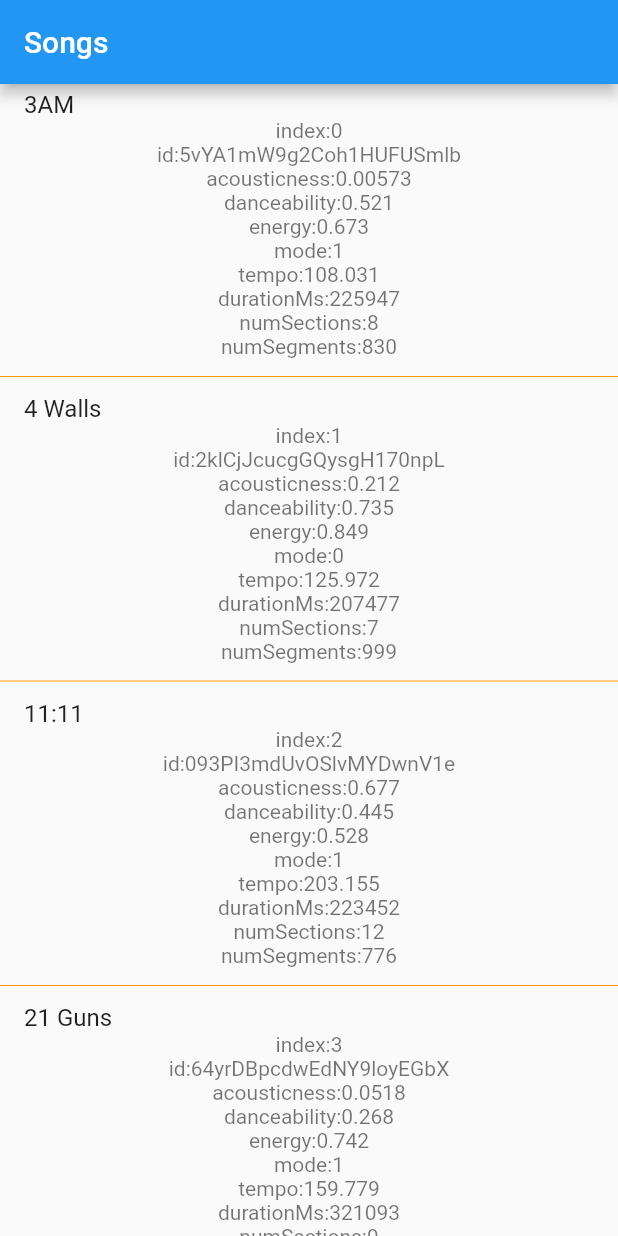
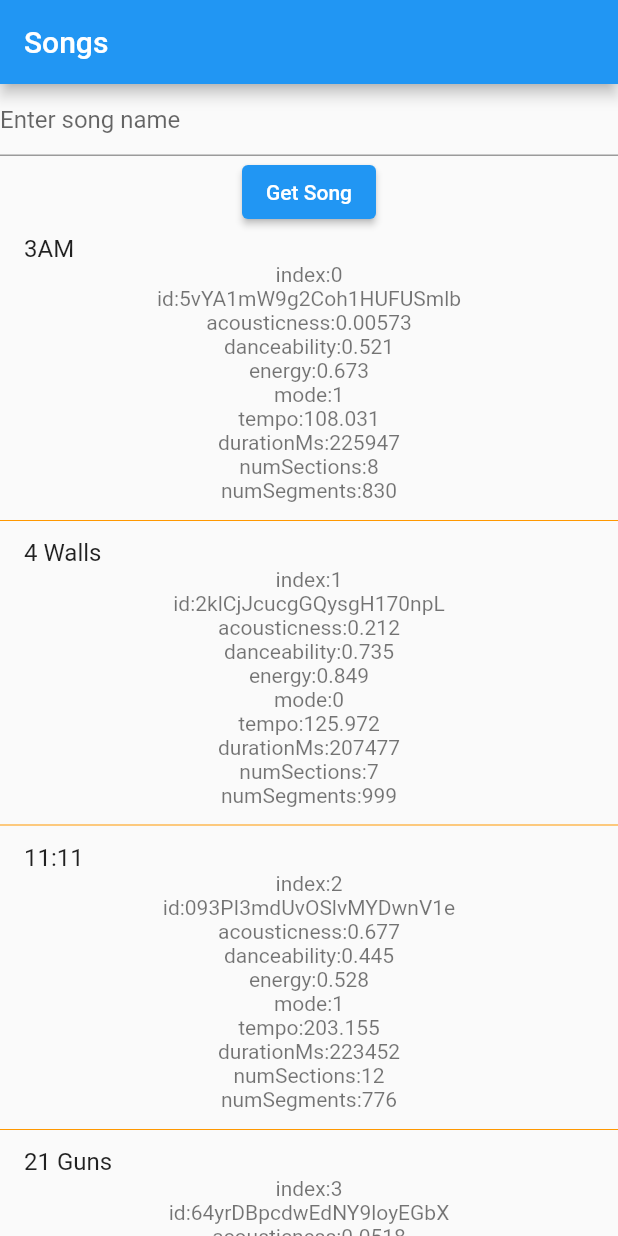
Before and after one commit to SmrutiSamratRansingh/minervatest, a Flutter app: the screen it shows after launch, on a phone screen of 412 x 824 dp. Run offline on Flutter 3.47's test engine with Material 2 defaults, Android fonts, the phone set to English and light mode, and no system bars; our stand-ins replace equatable, flutter_bloc.

Commit message:
added search song

```diff
--- a/lib/views/songs_screen.dart
+++ b/lib/views/songs_screen.dart
@@ -63,6 +63,28 @@ class _SongsListScreenState extends State<SongsListScreen> {
 
           return Column(
             children: [
+              songsList.length != 1
+                  ? TextField(
+                      controller: textController,
+                      decoration: InputDecoration(hintText: 'Enter song name'))
+                  : Container(),
+              songsList.length != 1
+                  ? ElevatedButton(
+                      onPressed: () {
+                        if (textController.text.trim().length != 0) {
+                          BlocProvider.of<SongsBloc>(context)
+                              .add(SearchForSong(textController.text));
+                        }
+                      },
+                      child: Text('Get Song'))
+                  : Container(),
+              songsList.length == 1
+                  ? ElevatedButton(
+                      onPressed: () {
+                        BlocProvider.of<SongsBloc>(context).add(GetAllSongs());
+                      },
+                      child: Text('Get all songs'))
+                  : Container(),
               Expanded(
                 child: ListView.separated(
                   controller: controller,
```
Also changed, not shown: lib/bloc/song_bloc.dart (+12 -7 lines).
